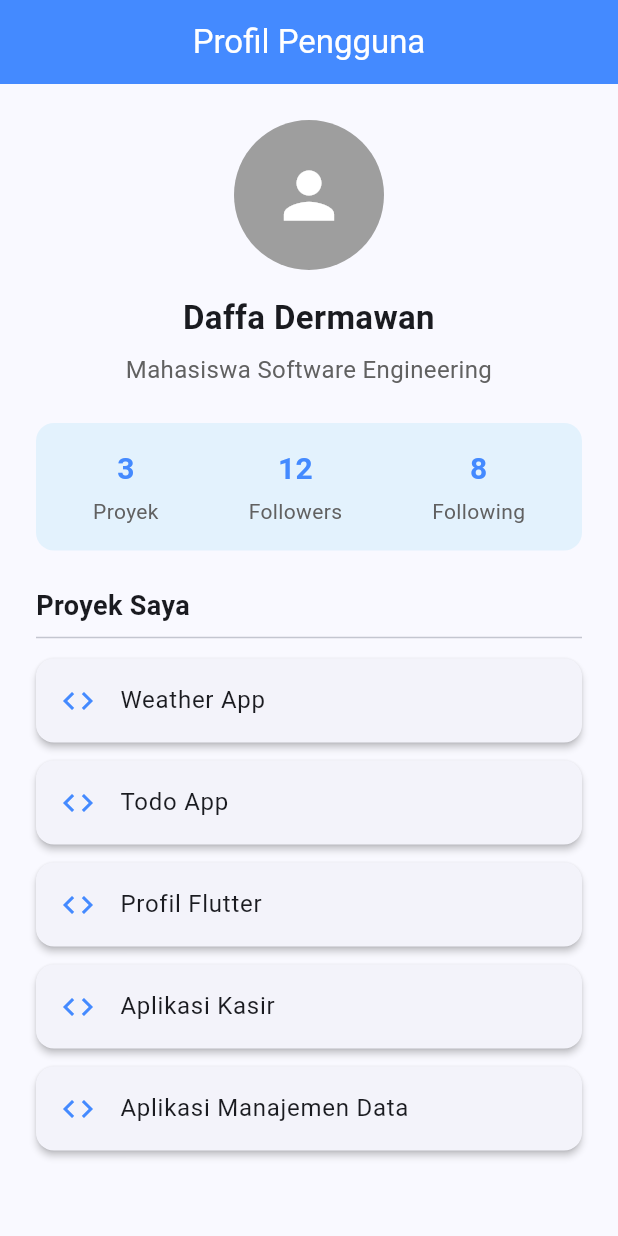
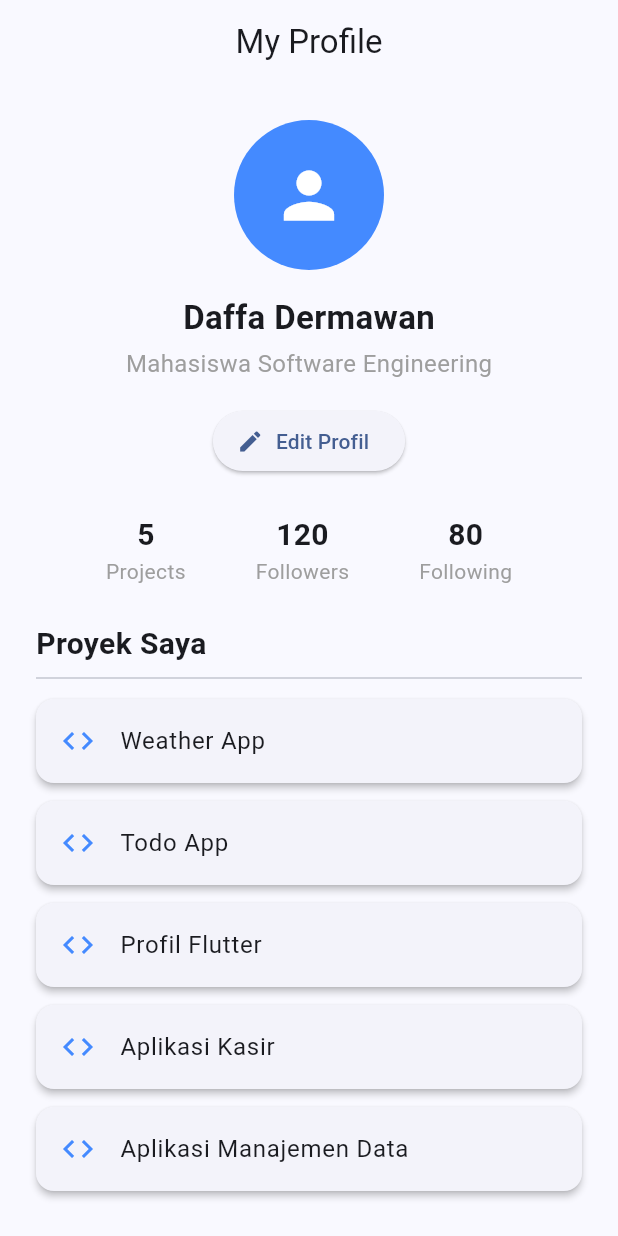
Before and after one commit to daffadermawan30/profil_app, a Flutter app: the screen it shows after launch, on a phone screen of 412 x 824 dp. Run offline on Flutter 3.47's test engine with Material 3 defaults, Android fonts, the phone set to English and light mode, and no system bars.

Commit message:
complete profile page with edit button and added readme

```diff
--- a/lib/profile_page.dart
+++ b/lib/profile_page.dart
@@ -17,20 +17,29 @@ class ProfilePage extends StatelessWidget {
   @override
   Widget build(BuildContext context) {
     return Scaffold(
-      appBar: AppBar(
-        title: const Text('Profil Pengguna'),
-        centerTitle: true,
-        backgroundColor: Colors.blueAccent,
-        foregroundColor: Colors.white,
-      ),
+      appBar: AppBar(title: const Text('My Profile'), centerTitle: true),
       body: Padding(
-        padding: const EdgeInsets.all(24),
+        padding: const EdgeInsets.all(24.0),
         child: Column(
           children: [
             const ProfileAvatar(),
             const SizedBox(height: 16),
 
-            ProfileInfo(userName: userName, role: role),
+            ProfileInfo(name: userName, role: role),
+
+            const SizedBox(height: 16),
+
+            ElevatedButton.icon(
+              onPressed: () {
+                ScaffoldMessenger.of(context).showSnackBar(
+                  const SnackBar(
+                    content: Text('Fitur edit profil belum tersedia.'),
+                  ),
+                );
+              },
+              icon: const Icon(Icons.edit),
+              label: const Text('Edit Profil'),
+            ),
 
             const SizedBox(height: 24),
             const ProfileStats(),
@@ -40,7 +49,7 @@ class ProfilePage extends StatelessWidget {
               alignment: Alignment.centerLeft,
               child: Text(
                 'Proyek Saya',
-                style: TextStyle(fontSize: 18, fontWeight: FontWeight.bold),
+                style: TextStyle(fontSize: 20, fontWeight: FontWeight.bold),
               ),
             ),
 
@@ -68,33 +77,30 @@ class ProfileAvatar extends StatelessWidget {
   Widget build(BuildContext context) {
     return const CircleAvatar(
       radius: 50,
-      backgroundColor: Colors.grey,
+      backgroundColor: Colors.blueAccent,
       child: Icon(Icons.person, size: 50, color: Colors.white),
     );
   }
 }
 
 class ProfileInfo extends StatelessWidget {
-  final String userName;
+  final String name;
   final String role;
 
-  const ProfileInfo({super.key, required this.userName, required this.role});
+  const ProfileInfo({super.key, required this.name, required this.role});
 
   @override
   Widget build(BuildContext context) {
     return Column(
       children: [
         Text(
-          userName,
-          textAlign: TextAlign.center,
+          name,
           style: const TextStyle(fontSize: 22, fontWeight: FontWeight.bold),
         ),
-        const SizedBox(height: 8),
-        Text(
-          role,
-          textAlign: TextAlign.center,
-          style: TextStyle(fontSize: 16, color: Colors.grey.shade700),
-        ),
+
+        const SizedBox(height: 4),
+
+        Text(role, style: const TextStyle(fontSize: 16, color: Colors.grey)),
       ],
     );
   }
@@ -112,17 +118,9 @@ class StatItem extends StatelessWidget {
       children: [
         Text(
           count,
-          style: const TextStyle(
-            fontSize: 20,
-            fontWeight: FontWeight.bold,
-            color: Colors.blueAccent,
-          ),
+          style: const TextStyle(fontSize: 20, fontWeight: FontWeight.bold),
         ),
-        const SizedBox(height: 4),
-        Text(
-          label,
-          style: TextStyle(fontSize: 14, color: Colors.grey.shade700),
-        ),
+        Text(label, style: const TextStyle(color: Colors.grey)),
       ],
     );
   }
@@ -133,20 +131,15 @@ class ProfileStats extends StatelessWidget {
 
   @override
   Widget build(BuildContext context) {
-    return Container(
-      padding: const EdgeInsets.symmetric(vertical: 16, horizontal: 8),
-      decoration: BoxDecoration(
-        color: Colors.blue.shade50,
-        borderRadius: BorderRadius.circular(12),
-      ),
-      child: const Row(
-        mainAxisAlignment: MainAxisAlignment.spaceAround,
-        children: [
-          StatItem(count: '3', label: 'Proyek'),
-          StatItem(count: '12', label: 'Followers'),
-          StatItem(count: '8', label: 'Following'),
-        ],
-      ),
+    return Row(
+      mainAxisAlignment: MainAxisAlignment.spaceEvenly,
+      children: const [
+        StatItem(count: '5', label: 'Projects'),
+
+        StatItem(count: '120', label: 'Followers'),
+
+        StatItem(count: '80', label: 'Following'),
+      ],
     );
   }
 }
```
Also changed, not shown: 1 other file.
